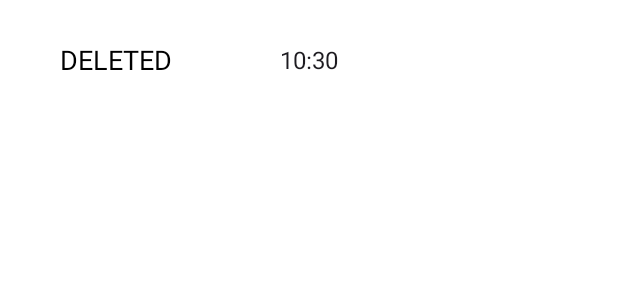
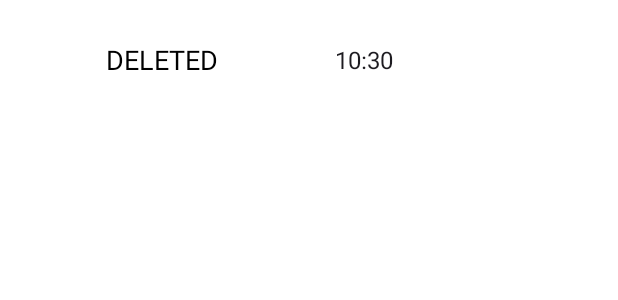
Before and after one commit to MaxBuriak/Bills-Collecting, an Android app built with Jetpack Compose: the @Preview function BillItemPreview, on a phone screen of 412 x 824 dp. Shown: the top 300 px of the screen. Run offline under Robolectric (Android 15) with nearby library versions, the phone set to English and light mode, and no system bars.

Commit message:
- Little UI fixes

```diff
--- a/app/src/main/java/com/dramtar/billscollecting/presenter/AmountChartItem.kt
+++ b/app/src/main/java/com/dramtar/billscollecting/presenter/AmountChartItem.kt
@@ -38,7 +38,7 @@ fun AmountChartItem(
         LinearProgressIndicator(
             modifier = Modifier
                 .height(15.dp)
-                .weight(.4F),
+                .weight(.3F),
             progress = progress,
             color = data.color,
         )
--- a/app/src/main/java/com/dramtar/billscollecting/presenter/BillItem.kt
+++ b/app/src/main/java/com/dramtar/billscollecting/presenter/BillItem.kt
@@ -55,7 +55,7 @@ fun BillItem(
                 data = data.billTypeData,
                 selectedBillTypeId = "",
                 onBillTypeSelected = {},
-                modifier = Modifier.weight(1f),
+                modifier = Modifier.weight(.5f),
                 onNameChanged = {},
                 onDeleteButtonClick = {}
             )
@@ -63,7 +63,7 @@ fun BillItem(
             Text(
                 text = data.date.getHourMinute(),
                 fontSize = 16.sp,
-                modifier = Modifier.weight(1f),
+                modifier = Modifier.weight(.2f),
                 textAlign = TextAlign.Center,
                 color = MaterialTheme.colorScheme.onBackground
             )
@@ -73,7 +73,7 @@ fun BillItem(
                 fontSize = 18.sp,
                 fontWeight = FontWeight.Bold,
                 textAlign = TextAlign.Center,
-                modifier = Modifier.weight(1f),
+                modifier = Modifier.weight(.3f),
                 color = MaterialTheme.colorScheme.onBackground
             )
         }
--- a/app/src/main/java/com/dramtar/billscollecting/presenter/OverviewScreen.kt
+++ b/app/src/main/java/com/dramtar/billscollecting/presenter/OverviewScreen.kt
@@ -37,7 +37,7 @@ fun OverviewScreen(
                 )
                 Text(
                     "Total amount ${viewModel.billListState.formattedTotalSum}",
-                    fontSize = 32.sp,
+                    fontSize = 28.sp,
                     modifier = Modifier
                         .padding(16.dp)
                         .align(CenterHorizontally),
```
